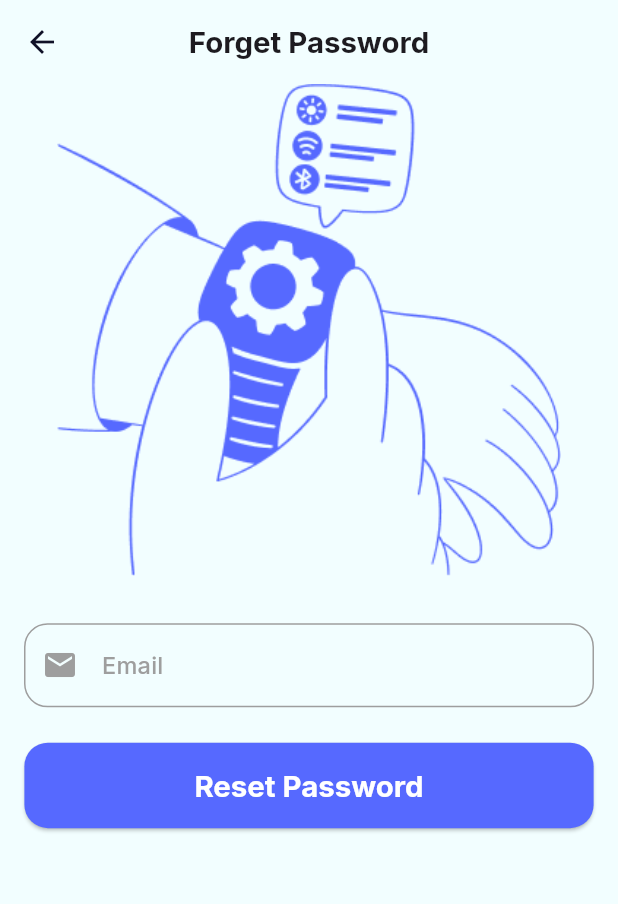
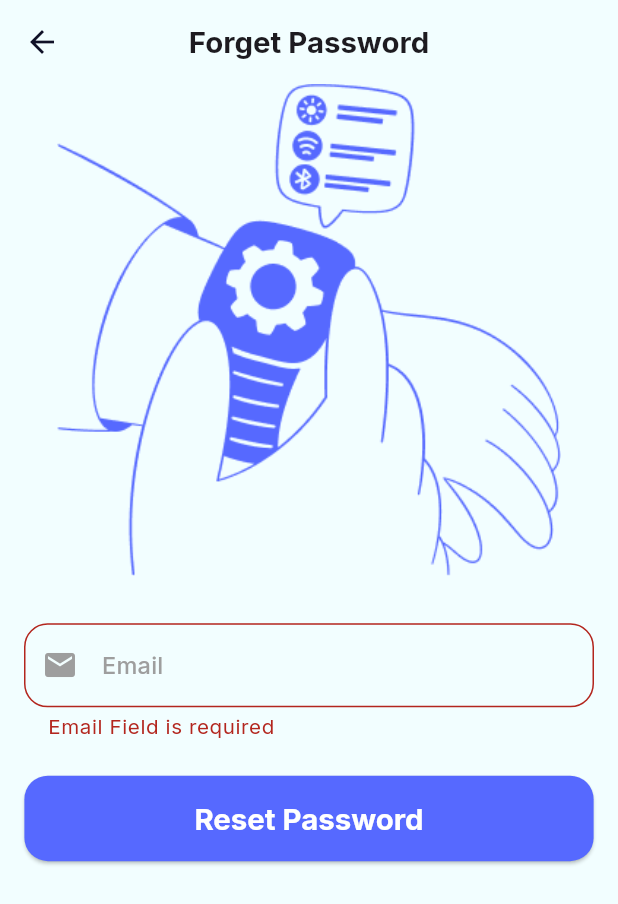
Before and after one commit to kareemezzat25/Todo, a Flutter app: the ForgetPasswordView screen opened by its route, after a tap on "Reset Password", on a phone screen of 412 x 824 dp. Shown: the top 904 px of the screen. Run offline on Flutter 3.47's test engine with Material 3 defaults, Android fonts, the phone set to English and light mode, and no system bars; our stand-ins replace cloud_firestore, easy_localization, firebase_auth, firebase_core, flutter_screenutil, font_awesome_flutter and 7 more; accounts and stored records are empty.

Commit message:
Forget Password

```diff
--- a/lib/firebase/firebase_manager.dart
+++ b/lib/firebase/firebase_manager.dart
@@ -118,6 +118,10 @@ class FirebaseManager {
     return collection.doc(event.id).update(event.toJson());
   }
 
+  static Future<void> forgetPassword(String email) async {
+    await FirebaseAuth.instance.sendPasswordResetEmail(email: email);
+  }
+
   static Future<void> logOut() async {
     await FirebaseAuth.instance.signOut();
   }
--- a/lib/views/forgetPassword.dart
+++ b/lib/views/forgetPassword.dart
@@ -2,6 +2,7 @@ import 'package:easy_localization/easy_localization.dart';
 import 'package:flutter/material.dart';
 import 'package:flutter_screenutil/flutter_screenutil.dart';
 import 'package:provider/provider.dart';
+import 'package:todo_app/firebase/firebase_manager.dart';
 import 'package:todo_app/main.dart';
 import 'package:todo_app/models/theme.dart';
 import 'package:todo_app/providers/theme_provider.dart';
@@ -9,6 +10,7 @@ import 'package:todo_app/providers/theme_provider.dart';
 class ForgetPasswordView extends StatelessWidget {
   static const String routeName = "forgetPassword";
   var emailController = TextEditingController();
+  var formKey = GlobalKey<FormState>();
   ForgetPasswordView({super.key});
 
   @override
@@ -20,6 +22,9 @@ class ForgetPasswordView extends StatelessWidget {
         ),
         body: Padding(
           padding: const EdgeInsets.symmetric(horizontal: 16.0),
+          child: Form(
+            key: formKey,
+            child: SingleChildScrollView(
               child: Column(
                 children: [
                   Image.asset(
@@ -30,9 +35,19 @@ class ForgetPasswordView extends StatelessWidget {
                   SizedBox(
                     height: 32.h,
                   ),
-              TextField(
+                  TextFormField(
                     controller: emailController,
                     style: Theme.of(context).textTheme.titleMedium,
+                    validator: (value) {
+                      if (value == null || value.isEmpty) {
+                        return "Email Field is required";
+                      } else if (!RegExp(
+                              r'^[a-zA-Z0-9._%+-]+@[a-zA-Z0-9.-]+\.[a-zA-Z]{2,}$')
+                          .hasMatch(value)) {
+                        return "Enter Valid Email";
+                      }
+                      return null;
+                    },
                     decoration: InputDecoration(
                         labelText: "email".tr(),
                         labelStyle: Theme.of(context)
@@ -48,22 +63,55 @@ class ForgetPasswordView extends StatelessWidget {
                                 : Theme.of(context).focusColor),
                         border: OutlineInputBorder(
                             borderRadius: BorderRadius.circular(16.r),
-                        borderSide:
-                            BorderSide(color: Theme.of(context).focusColor)),
+                            borderSide: BorderSide(
+                                color: Theme.of(context).focusColor)),
                         enabledBorder: OutlineInputBorder(
                             borderRadius: BorderRadius.circular(16.r),
-                        borderSide:
-                            BorderSide(color: Theme.of(context).focusColor)),
+                            borderSide: BorderSide(
+                                color: Theme.of(context).focusColor)),
                         focusedBorder: OutlineInputBorder(
                             borderRadius: BorderRadius.circular(16.r),
-                        borderSide:
-                            BorderSide(color: Theme.of(context).focusColor))),
+                            borderSide: BorderSide(
+                                color: Theme.of(context).focusColor))),
                   ),
                   SizedBox(
                     height: 24.h,
                   ),
                   ElevatedButton(
-                onPressed: () {},
+                    onPressed: () {
+                      if (formKey.currentState!.validate()) {
+                        FirebaseManager.forgetPassword(emailController.text);
+                        showDialog(
+                            context: context,
+                            builder: (context) {
+                              return AlertDialog(
+                                title: Text(
+                                  "Email is sent to your Mail",
+                                  style:
+                                      Theme.of(context).textTheme.titleMedium,
+                                ),
+                                content: Text(
+                                    "You should open your mail and changePassword"),
+                                actions: [
+                                  ElevatedButton(
+                                      onPressed: () {
+                                        Navigator.pop(context);
+                                      },
+                                      style: ElevatedButton.styleFrom(
+                                          shape: RoundedRectangleBorder(
+                                              borderRadius:
+                                                  BorderRadius.circular(16.r)),
+                                          backgroundColor:
+                                              MyThemeData.primarycolorlight),
+                                      child: Text(
+                                        "Ok",
+                                        style: TextStyle(color: Colors.white),
+                                      ))
+                                ],
+                              );
+                            });
+                      }
+                    },
                     style: ElevatedButton.styleFrom(
                         minimumSize: Size(362.w, 56.h),
                         backgroundColor: MyThemeData.primarycolorlight,
@@ -81,6 +129,8 @@ class ForgetPasswordView extends StatelessWidget {
                   )
                 ],
               ),
+            ),
+          ),
         ));
   }
 }
```
Lines whose indentation alone changed are shown as unchanged.
